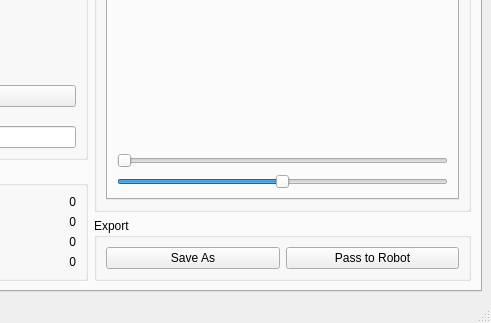
Qt form ui/main.ui (Toys-R-Us-Rex/Duckify) before a commit; both pictures show x 309 to 800 and y 277 to 600 of the 800 by 600 pixel window.
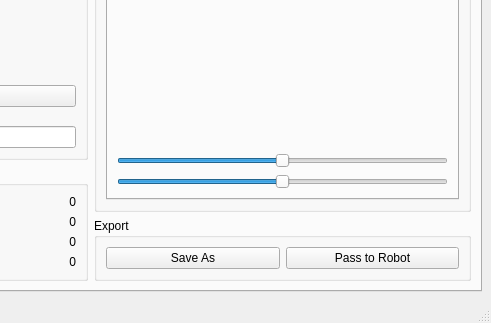
The same form after that commit. The open tabs and pages were chosen to show the change.

Commit message: fix(ui): correct axes and extract values to class constants

```diff
--- a/ui/main.ui
+++ b/ui/main.ui
@@ -410,8 +410,11 @@
                  </item>
                  <item>
                   <widget class="QSlider" name="tracingVisualTextureAzimuth">
+                   <property name="minimum">
+                    <number>-180</number>
+                   </property>
                    <property name="maximum">
-                    <number>360</number>
+                    <number>180</number>
                    </property>
                    <property name="orientation">
                     <enum>Qt::Horizontal</enum>
```
Left out of the diff: 12 changed lines with no effect on the pictures. The commit also changes 1 other file.
